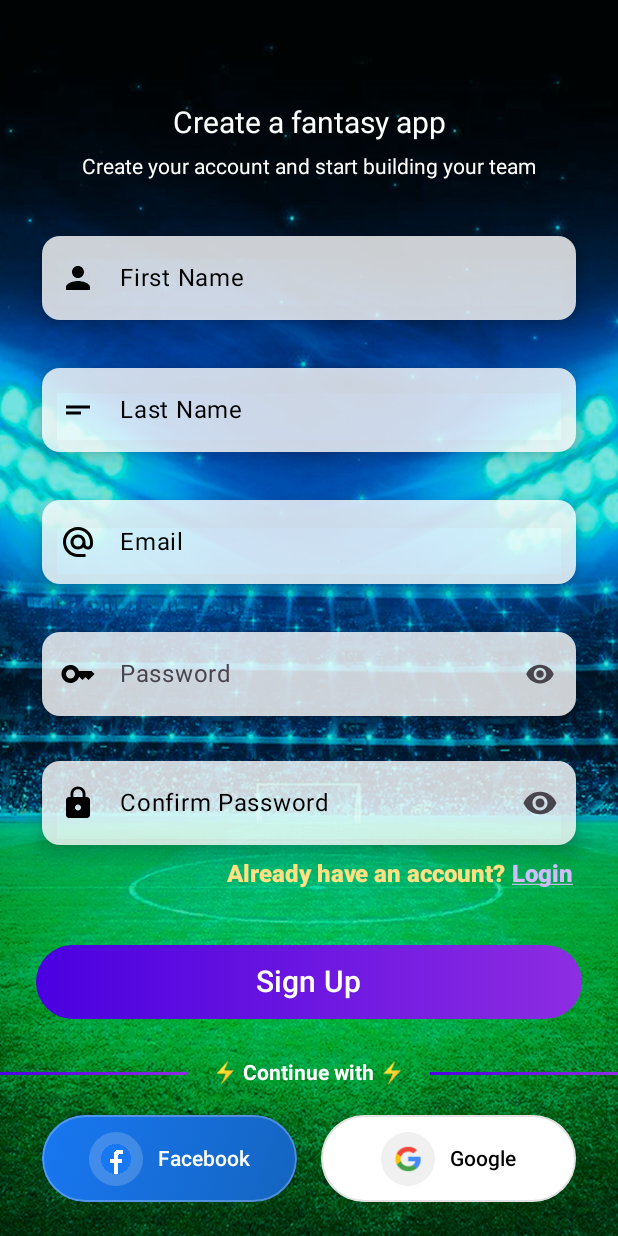
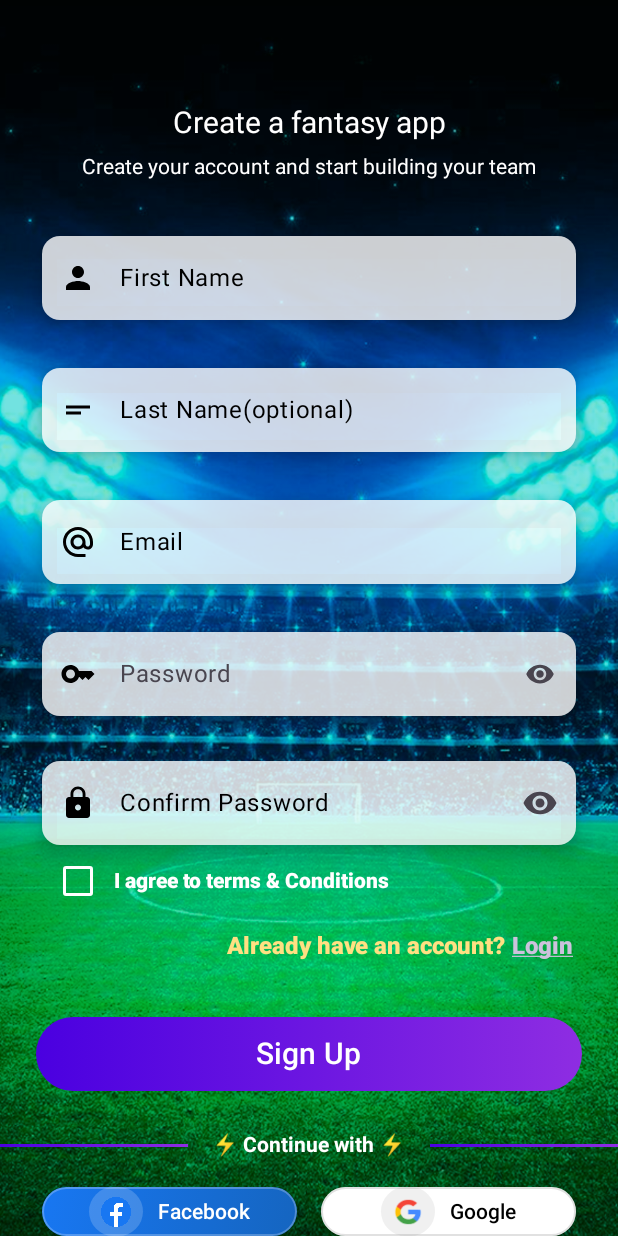
Before and after one commit to Subigya10/MyIndividualProject, an Android app built with Jetpack Compose: the MainActivity screen opened directly, with no data from a screen before it, after a tap on "Sign Up", on a phone screen of 412 x 824 dp. Run offline under Robolectric (Android 15) with nearby library versions, the phone set to English and light mode, and no system bars; our stand-ins replace Firebase (no records; nobody signed in at launch, a user with empty details on screens opened directly).

Commit message:
added new changes

```diff
--- a/app/src/main/java/com/example/kotlinnewproject/MainActivity.kt
+++ b/app/src/main/java/com/example/kotlinnewproject/MainActivity.kt
@@ -30,6 +30,8 @@ import androidx.compose.material3.Button
 import androidx.compose.material3.ButtonDefaults
 import androidx.compose.material3.Card
 import androidx.compose.material3.CardDefaults
+import androidx.compose.material3.Checkbox
+import androidx.compose.material3.CheckboxDefaults
 import androidx.compose.material3.HorizontalDivider
 import androidx.compose.material3.Icon
 import androidx.compose.material3.IconButton
@@ -69,7 +71,9 @@ import com.example.kotlinnewproject.repository.UserRepoImpl
 
 
 import com.example.kotlinnewproject.ui.theme.Pink80
+import com.example.kotlinnewproject.ui.theme.Purple40
 import com.example.kotlinnewproject.ui.theme.Purple80
+import com.example.kotlinnewproject.ui.theme.PurpleGrey80
 import com.example.kotlinnewproject.viewmodel.UserViewModel
 
 class MainActivity : ComponentActivity() {
@@ -97,6 +101,7 @@ fun registerme() {
     val userViewModel = remember { UserViewModel(UserRepoImpl()) }
     var visibility by remember { mutableStateOf(false) }
     var confirmPasswordVisibility by remember { mutableStateOf(false) }
+    var checkbox by remember { mutableStateOf(false) }
 
     Scaffold { padding ->
         Box(
@@ -187,7 +192,7 @@ fun registerme() {
                         OutlinedTextField(
                             value = LastName,
                             onValueChange = { LastName = it },
-                            placeholder = { Text("Last Name", color = Color.Black) },
+                            placeholder = { Text("Last Name(optional)", color = Color.Black) },
                             leadingIcon = {
                                 Image(
                                     painter = painterResource(R.drawable.baseline_short_text_24),
@@ -354,6 +359,27 @@ fun registerme() {
                             singleLine = true // Added for consistency
                         )
                     }
+                    Row(
+                        modifier = Modifier
+                            .fillMaxWidth()
+                            .padding(horizontal = 28.dp),
+                        verticalAlignment = Alignment.CenterVertically
+
+                    ) {
+
+                        Checkbox(
+                            checked = checkbox,
+                            onCheckedChange = {checkbox=it},
+                            colors = CheckboxDefaults.colors(
+                                uncheckedColor = Color.White,
+                                checkmarkColor = Color.Blue,
+                                checkedColor = Color.White
+
+                            )
+                        )
+                        Text("I agree to terms & Conditions", color = Color.White, fontWeight = FontWeight.ExtraBold)
+
+                    }
 
                     Spacer(modifier = Modifier.height(10.dp))
 
@@ -374,7 +400,7 @@ fun registerme() {
                     )
                     Text(
                         "Login",
-                        color =Purple80, fontSize = 16.sp,
+                        color = PurpleGrey80, fontSize = 16.sp,
                         fontWeight = FontWeight.ExtraBold,
                         textDecoration = TextDecoration.Underline,
 
@@ -388,15 +414,34 @@ fun registerme() {
                 }
                 Button(
                     onClick = {
-                        if (Email.isEmpty() || Password.isEmpty() || FirstName.isEmpty() || LastName.isEmpty()) {
+
+
+                        if (Email.isEmpty() || Password.isEmpty() || FirstName.isEmpty()) {
                             Toast.makeText(context, "Please fill all fields", Toast.LENGTH_SHORT)
                                 .show()
+                            return@Button
+                        }
+
+                        if (!android.util.Patterns.EMAIL_ADDRESS.matcher(Email).matches()) {
+                            Toast.makeText(
+                                context,
+                                "Please enter a valid email",
+                                Toast.LENGTH_SHORT
+                            ).show()
                             return@Button
                         }
 
                         if (Password != ConfirmPassword) {
                             Toast.makeText(context, "Passwords do not match", Toast.LENGTH_SHORT)
                                 .show()
+                            return@Button
+                        }
+                        if (!checkbox) {
+                            Toast.makeText(
+                                context,
+                                "Please accept Terms & Conditions",
+                                Toast.LENGTH_SHORT
+                            ).show()
                             return@Button
                         }
 
```
Also changed, not shown: app/src/main/java/com/example/kotlinnewproject/ForgotPass.kt (+10 -1 lines), app/src/main/java/com/example/kotlinnewproject/LoginAct.kt (+17 -2 lines).
